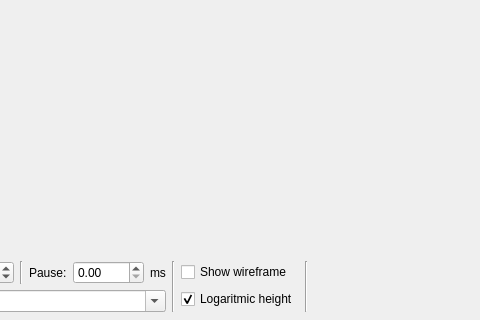
Qt form src/gui/ui/MainWindow.ui (urosjarc/optimization) before a commit; both pictures show x 215 to 695 and y 529 to 849 of the 1339 by 849 pixel window.
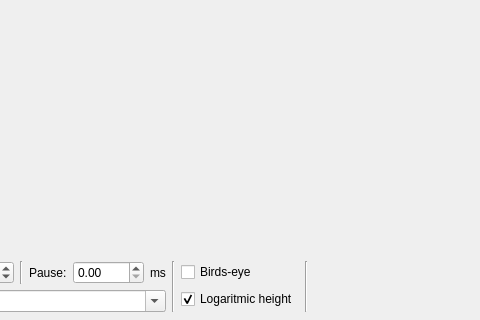
The same form after that commit.

Commit message: Add better update to widget, orto birds eye.

The edit to the form file:
```diff
--- a/src/gui/ui/MainWindow.ui
+++ b/src/gui/ui/MainWindow.ui
@@ -214,15 +214,9 @@
       <item>
        <layout class="QVBoxLayout" name="verticalLayout_4">
         <item>
-         <widget class="QCheckBox" name="wireframeCB">
-          <property name="sizePolicy">
-           <sizepolicy hsizetype="Minimum" vsizetype="Fixed">
-            <horstretch>0</horstretch>
-            <verstretch>0</verstretch>
-           </sizepolicy>
-          </property>
+         <widget class="QCheckBox" name="birdsEyeCB">
           <property name="text">
-           <string>Show wireframe</string>
+           <string>Birds-eye</string>
           </property>
          </widget>
         </item>
```
The commit also changes 3 other files.
